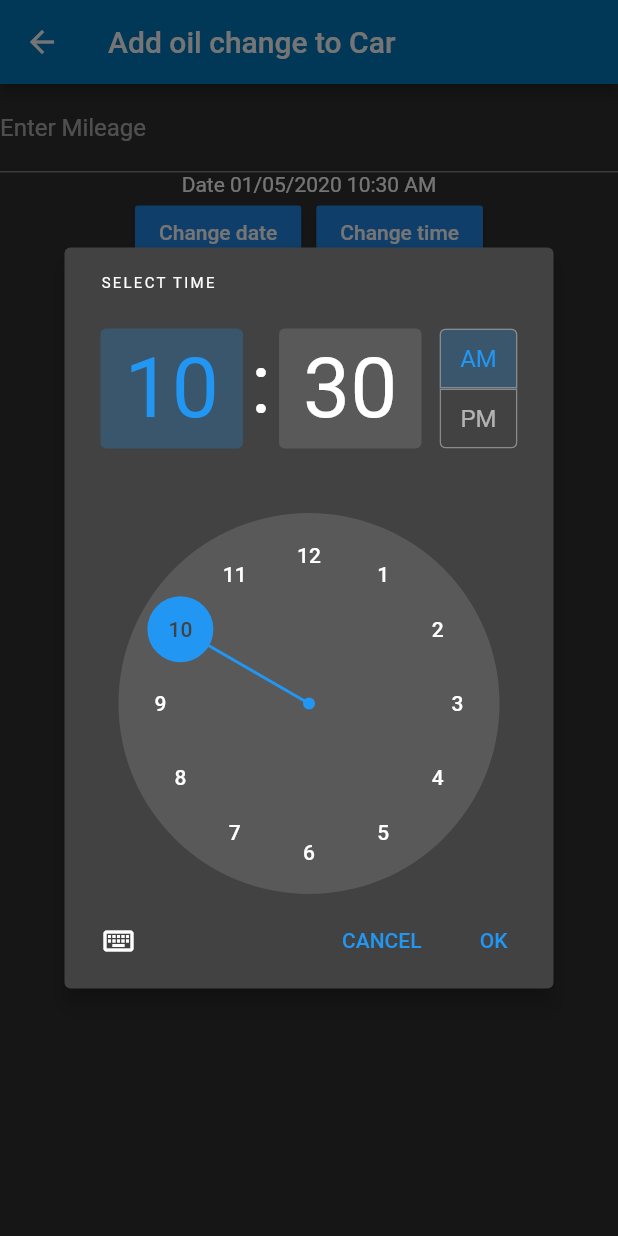
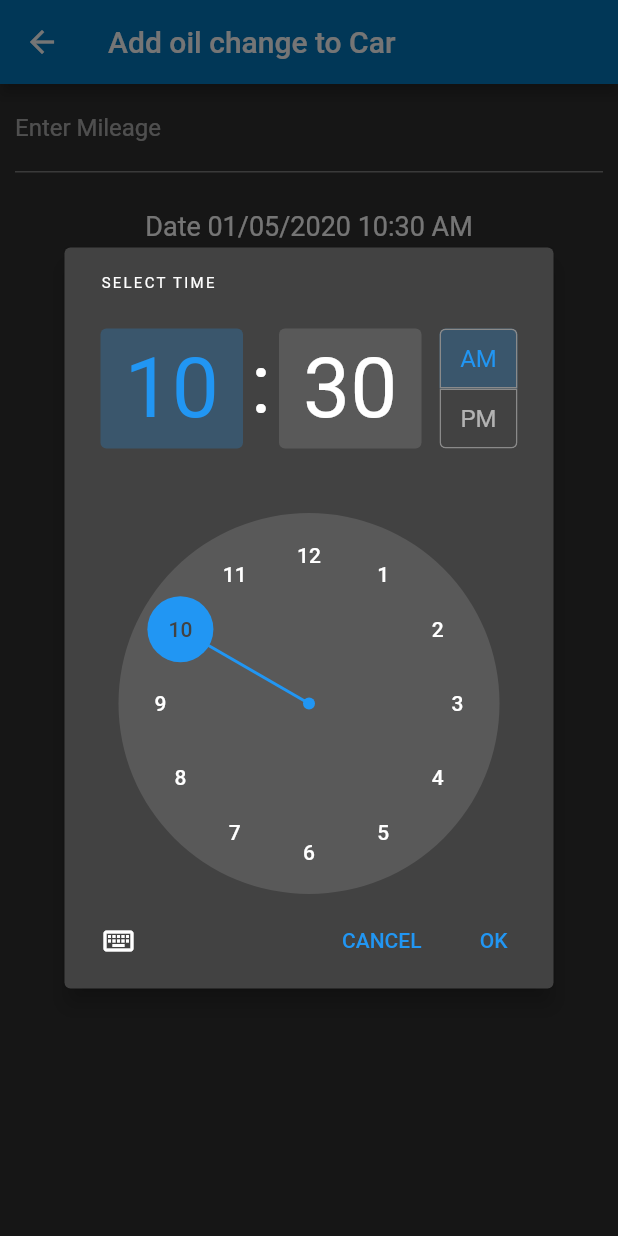
Before and after one commit to Furman950/car_maintenance, a Flutter app: the OilChangeForm screen opened directly, after a tap on "Change time", on a phone screen of 412 x 824 dp. Run offline on Flutter 3.47's test engine with Material 2 defaults, Android fonts, the phone set to English and light mode, and no system bars; network calls fail.

Commit message:
Implemented creating oil change for car

```diff
--- a/lib/core/viewmodels/views/oil_change_form_view_model.dart
+++ b/lib/core/viewmodels/views/oil_change_form_view_model.dart
@@ -1,11 +1,25 @@
+import 'package:car_maintenance/core/models/oil_change.dart';
 import 'package:car_maintenance/core/services/car_api.dart';
 import 'package:car_maintenance/core/viewmodels/base_model.dart';
 import 'package:flutter/cupertino.dart';
+import 'package:http/http.dart';
 
 class OilChangeFormViewModel extends BaseModel {
   final CarApi _carApi;
+  int _mileage = 0;
+  String vin;
+  OilChange oilChange;
 
   OilChangeFormViewModel({@required CarApi carApi}) : _carApi = carApi;
 
-  saveOilChange() async {}
+  Future<Response> saveOilChange(DateTime dateTime) async {
+    oilChange = OilChange(vin: vin, mileage: _mileage, dateTime: dateTime);
+    return _carApi.saveOilChange(oilChange);
+  }
+
+  onChange(String value) {
+    _mileage = int.tryParse(value);
+  }
+
+  setVin(String vin) => this.vin = vin;
 }
--- a/lib/ui/views/OilChangeForm/oil_change_form.dart
+++ b/lib/ui/views/OilChangeForm/oil_change_form.dart
@@ -3,9 +3,7 @@ import 'package:car_maintenance/core/viewmodels/views/oil_change_form_view_model
 import 'package:car_maintenance/ui/views/base_widget.dart';
 import 'package:flutter/cupertino.dart';
 import 'package:flutter/material.dart';
-import 'package:flutter/material.dart' as prefix0;
 import 'package:flutter/services.dart';
-import 'package:intl/intl.dart';
 import 'package:provider/provider.dart';
 
 class OilChangeForm extends StatefulWidget {
@@ -37,8 +35,7 @@ class _OilChangeFormState extends State<OilChangeForm> {
 
   _selectTime(BuildContext context) async {
     final TimeOfDay time = await showTimePicker(
-        context: context,
-        initialTime: prefix0.TimeOfDay.fromDateTime(_dateTime));
+        context: context, initialTime: TimeOfDay.fromDateTime(_dateTime));
     print(time);
 
     if (time != null) {
@@ -54,15 +51,18 @@ class _OilChangeFormState extends State<OilChangeForm> {
   Widget build(BuildContext context) {
     return BaseWidget<OilChangeFormViewModel>(
       model: OilChangeFormViewModel(carApi: Provider.of(context)),
+      onModelReady: (model) => model.setVin(widget.vin),
       builder: (context, model, child) => Scaffold(
         appBar: AppBar(
           title: const Text('Add oil change to Car'),
         ),
-        body: Form(
+        body: Container(
+          margin: EdgeInsets.only(left: 10, right: 10),
+          child: Form(
             key: _formKey,
             child: Column(
               children: <Widget>[
-              TextField(
+                TextFormField(
                   decoration: InputDecoration(
                       labelText: 'Enter Mileage',
                       hintText: 'Enter current vehicle mileage'),
@@ -70,8 +70,17 @@ class _OilChangeFormState extends State<OilChangeForm> {
                   inputFormatters: <TextInputFormatter>[
                     WhitelistingTextInputFormatter.digitsOnly
                   ],
+                  onChanged: model.onChange,
+                  validator: (value) =>
+                      value.isEmpty ? 'This value is required!' : null,
                 ),
-              Text('Date ${formatDate(_dateTime)}'),
+                SizedBox(
+                  height: 25,
+                ),
+                Text(
+                  'Date ${formatDate(_dateTime)}',
+                  style: TextStyle(fontSize: 18),
+                ),
                 Row(
                   mainAxisAlignment: MainAxisAlignment.center,
                   children: <Widget>[
@@ -87,8 +96,24 @@ class _OilChangeFormState extends State<OilChangeForm> {
                       onPressed: () => _selectTime(context),
                     )
                   ],
+                ),
+                SizedBox(
+                  height: 35,
+                ),
+                RaisedButton(
+                  child: const Text('Save Oil Change'),
+                  onPressed: () async {
+                    if (_formKey.currentState.validate()) {
+                      var res = await model.saveOilChange(_dateTime);
+                      if (res.statusCode == 201){
+                        Navigator.pop(context, model.oilChange);
+                      }
+
+                    }
+                  },
                 )
               ],
+            ),
           ),
         ),
       ),
```
Lines whose indentation alone changed are shown as unchanged.
